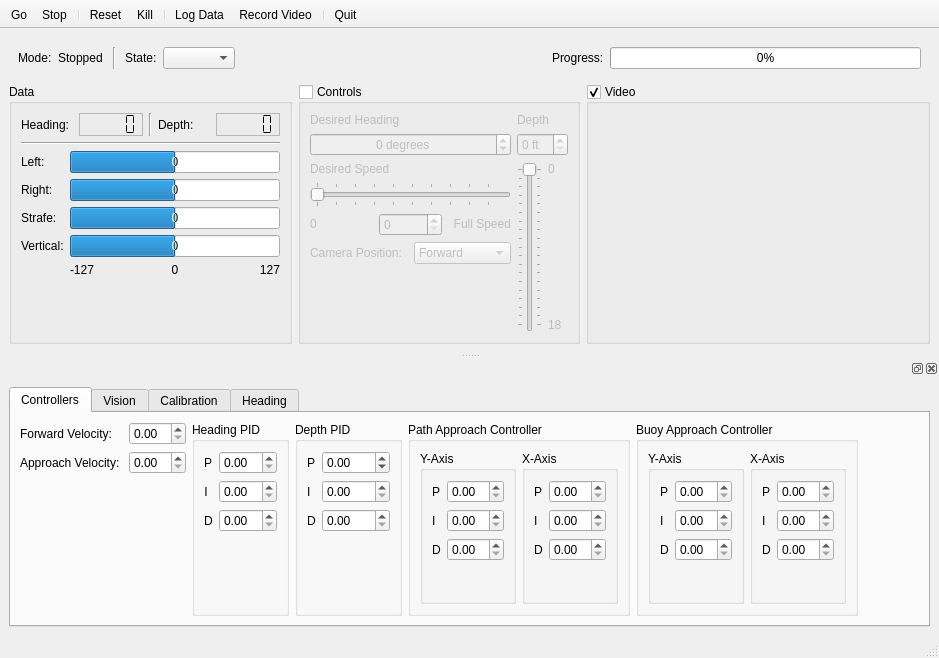
First picture: the form in dashboard/dashboard.ui, repository mtboswell/mtboswell-auvc2, before the edit.
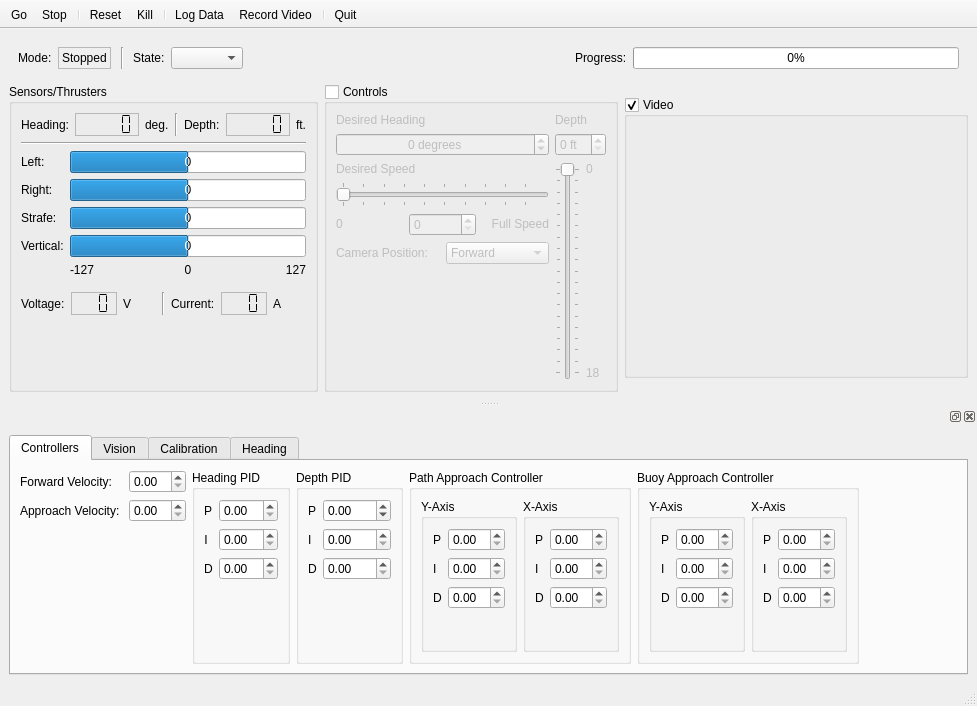
Second picture: the form after the edit. Custom widgets are drawn as their Qt base class.

Diff of the .ui file:
```diff
--- a/dashboard/dashboard.ui
+++ b/dashboard/dashboard.ui
@@ -7,8 +7,8 @@
    <rect>
     <x>0</x>
     <y>0</y>
-    <width>939</width>
-    <height>658</height>
+    <width>977</width>
+    <height>706</height>
    </rect>
   </property>
   <property name="sizePolicy">
@@ -46,6 +46,12 @@
        </item>
        <item>
         <widget class="QLabel" name="controlStateLabel">
+         <property name="frameShape">
+          <enum>QFrame::StyledPanel</enum>
+         </property>
+         <property name="frameShadow">
+          <enum>QFrame::Sunken</enum>
+         </property>
          <property name="text">
           <string>Stopped</string>
          </property>
@@ -122,7 +128,7 @@
          <bool>true</bool>
         </property>
         <property name="title">
-         <string>Data</string>
+         <string>Sensors/Thrusters</string>
         </property>
         <property name="flat">
          <bool>false</bool>
@@ -145,11 +151,21 @@
              <property name="frameShape">
               <enum>QFrame::StyledPanel</enum>
              </property>
+             <property name="frameShadow">
+              <enum>QFrame::Sunken</enum>
+             </property>
              <property name="segmentStyle">
               <enum>QLCDNumber::Flat</enum>
              </property>
             </widget>
            </item>
+           <item>
+            <widget class="QLabel" name="label_18">
+             <property name="text">
+              <string>deg.</string>
+             </property>
+            </widget>
+           </item>
            <item>
             <widget class="Line" name="line_3">
              <property name="orientation">
@@ -169,6 +185,9 @@
              <property name="frameShape">
               <enum>QFrame::StyledPanel</enum>
              </property>
+             <property name="frameShadow">
+              <enum>QFrame::Sunken</enum>
+             </property>
              <property name="smallDecimalPoint">
               <bool>false</bool>
              </property>
@@ -180,6 +199,13 @@
              </property>
             </widget>
            </item>
+           <item>
+            <widget class="QLabel" name="label_20">
+             <property name="text">
+              <string>ft.</string>
+             </property>
+            </widget>
+           </item>
           </layout>
          </item>
          <item>
@@ -322,6 +348,100 @@
            </item>
           </layout>
          </item>
+         <item>
+          <widget class="QWidget" name="thrusterPowerWidget" native="true">
+           <layout class="QHBoxLayout" name="horizontalLayout_13">
+            <property name="leftMargin">
+             <number>0</number>
+            </property>
+            <property name="rightMargin">
+             <number>0</number>
+            </property>
+            <item>
+             <widget class="QLabel" name="label_9">
+              <property name="text">
+               <string>Voltage:</string>
+              </property>
+             </widget>
+            </item>
+            <item>
+             <widget class="QLCDNumber" name="thVoltageLcdNumber">
+              <property name="frameShape">
+               <enum>QFrame::StyledPanel</enum>
+              </property>
+              <property name="frameShadow">
+               <enum>QFrame::Sunken</enum>
+              </property>
+              <property name="numDigits">
+               <number>3</number>
+              </property>
+              <property name="segmentStyle">
+               <enum>QLCDNumber::Flat</enum>
+              </property>
+              <property name="value" stdset="0">
+               <double>0.000000000000000</double>
+              </property>
+             </widget>
+            </item>
+            <item>
+             <widget class="QLabel" name="label_25">
+              <property name="sizePolicy">
+               <sizepolicy hsizetype="Minimum" vsizetype="Preferred">
+                <horstretch>0</horstretch>
+                <verstretch>0</verstretch>
+               </sizepolicy>
+              </property>
+              <property name="text">
+               <string>V</string>
+              </property>
+             </widget>
+            </item>
+            <item>
+             <widget class="Line" name="line_4">
+              <property name="orientation">
+               <enum>Qt::Vertical</enum>
+              </property>
+             </widget>
+            </item>
+            <item>
+             <widget class="QLabel" name="label_16">
+              <property name="text">
+               <string>Current:</string>
+              </property>
+             </widget>
+            </item>
+            <item>
+             <widget class="QLCDNumber" name="thCurrentLcdNumber">
+              <property name="frameShape">
+               <enum>QFrame::StyledPanel</enum>
+              </property>
+              <property name="frameShadow">
+               <enum>QFrame::Sunken</enum>
+              </property>
+              <property name="numDigits">
+               <number>3</number>
+              </property>
+              <property name="segmentStyle">
+               <enum>QLCDNumber::Flat</enum>
+              </property>
+             </widget>
+            </item>
+            <item>
+             <widget class="QLabel" name="label_26">
+              <property name="sizePolicy">
+               <sizepolicy hsizetype="Minimum" vsizetype="Preferred">
+                <horstretch>0</horstretch>
+                <verstretch>0</verstretch>
+               </sizepolicy>
+              </property>
+              <property name="text">
+               <string>A</string>
+              </property>
+             </widget>
+            </item>
+           </layout>
+          </widget>
+         </item>
          <item>
           <spacer name="verticalSpacer_2">
            <property name="orientation">
```
